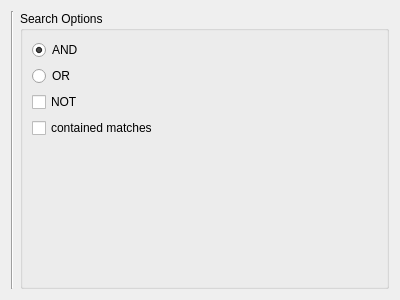
First picture: the form in ui/TabWidgetSearch.ui, repository cidles/poio-analyzer, before the edit.
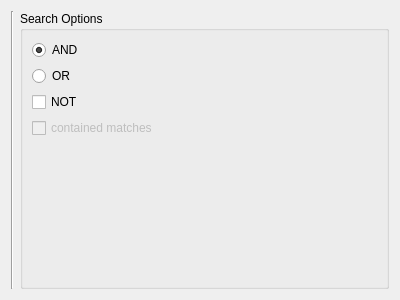
Second picture: the form after the edit.

What changed in the file:
```diff
--- a/ui/TabWidgetSearch.ui
+++ b/ui/TabWidgetSearch.ui
@@ -61,6 +61,9 @@
         </item>
         <item>
          <widget class="QCheckBox" name="checkboxContained">
+          <property name="enabled">
+           <bool>false</bool>
+          </property>
           <property name="text">
            <string>contained matches</string>
           </property>
```
